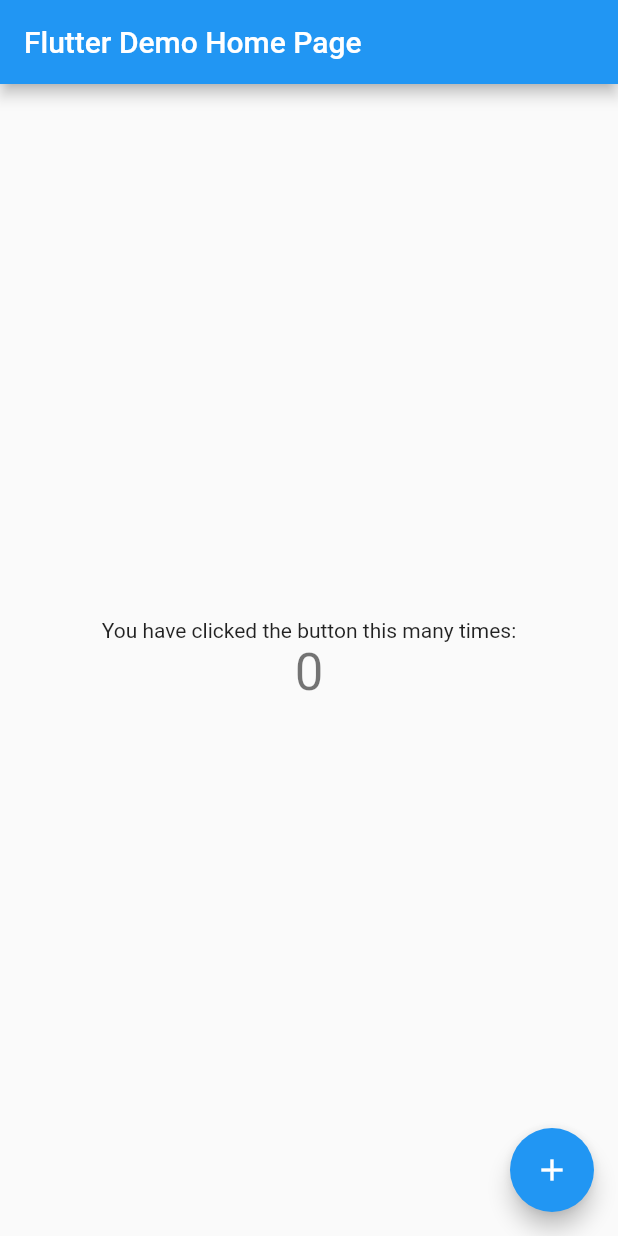
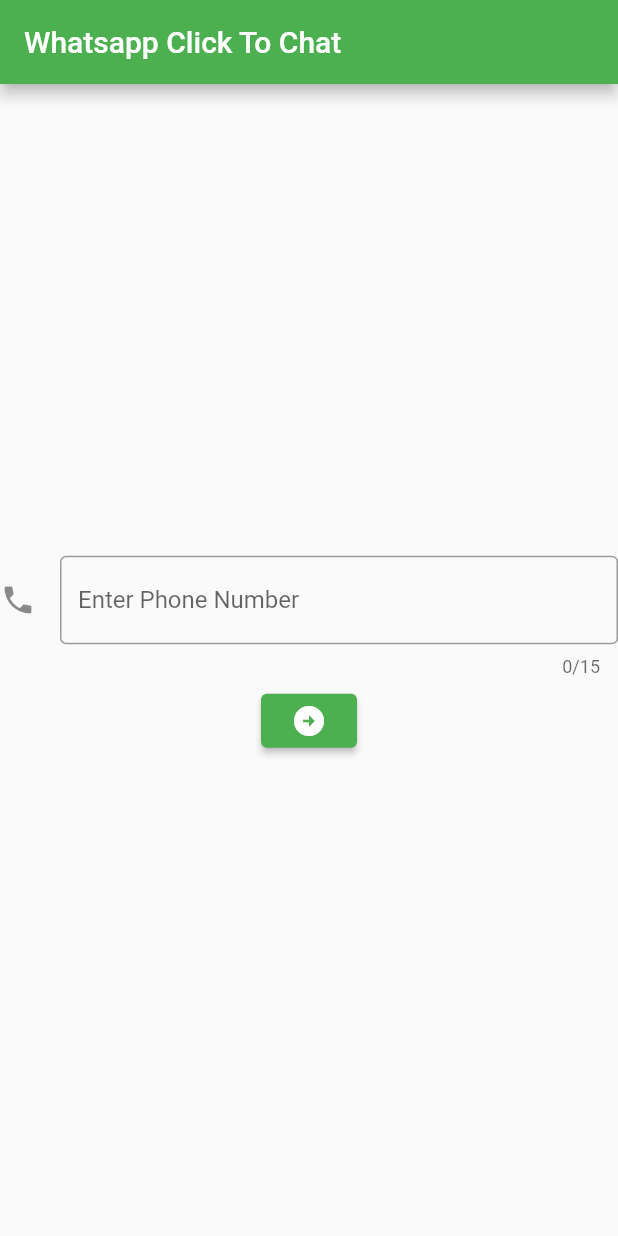
Before and after one commit to WaiChungK/flutter-click-to-chat, a Flutter app: the screen it shows after launch, on a phone screen of 412 x 824 dp. Run offline on Flutter 3.47's test engine with Material 2 defaults, Android fonts, the phone set to English and light mode, and no system bars.

Commit message:
launch whatsapp based on inputted phone number

```diff
--- /dev/null
+++ b/lib/globals.dart
@@ -0,0 +1,7 @@
+library whatsapp_chat_app.globals;
+
+const String appBarTitle = 'Whatsapp Click To Chat';
+const String hintText = 'Enter Phone Number';
+const String requiredError = 'Required field';
+const String minimumLengthError = 'Minimum length of 7';
+const String invalidCharacterError = 'Contains Invalid Characters';
--- a/lib/main.dart
+++ b/lib/main.dart
@@ -1,7 +1,15 @@
 import 'package:flutter/material.dart';
+import 'package:url_launcher/url_launcher.dart';
+import 'globals.dart' as globals;
 
 void main() {
   runApp(const MyApp());
+}
+
+Future<void> _launchUrl(url) async {
+  if (!await launchUrl(url)) {
+    throw 'Could not launch $url';
+  }
 }
 
 class MyApp extends StatelessWidget {
@@ -11,105 +19,118 @@ class MyApp extends StatelessWidget {
   @override
   Widget build(BuildContext context) {
     return MaterialApp(
-      title: 'Flutter Demo',
+      title: globals.appBarTitle,
       theme: ThemeData(
-        // This is the theme of your application.
-        //
-        // Try running your application with "flutter run". You'll see the
-        // application has a blue toolbar. Then, without quitting the app, try
-        // changing the primarySwatch below to Colors.green and then invoke
-        // "hot reload" (press "r" in the console where you ran "flutter run",
-        // or simply save your changes to "hot reload" in a Flutter IDE).
-        // Notice that the counter didn't reset back to zero; the application
-        // is not restarted.
-        primarySwatch: Colors.blue,
+        primarySwatch: Colors.green,
       ),
-      home: const MyHomePage(title: 'Flutter Demo Home Page'),
+      home: const RootPage(),
     );
   }
 }
 
-class MyHomePage extends StatefulWidget {
-  const MyHomePage({Key? key, required this.title}) : super(key: key);
-
-  // This widget is the home page of your application. It is stateful, meaning
-  // that it has a State object (defined below) that contains fields that affect
-  // how it looks.
-
-  // This class is the configuration for the state. It holds the values (in this
-  // case the title) provided by the parent (in this case the App widget) and
-  // used by the build method of the State. Fields in a Widget subclass are
-  // always marked "final".
-
-  final String title;
+class RootPage extends StatelessWidget {
+  const RootPage({Key? key}) : super(key: key);
 
   @override
-  State<MyHomePage> createState() => _MyHomePageState();
+  Widget build(BuildContext context) {
+    return Scaffold(
+      appBar: AppBar(
+        title: const Text(globals.appBarTitle),
+      ),
+      body: const PhoneInput(),
+    );
+  }
 }
 
-class _MyHomePageState extends State<MyHomePage> {
-  int _counter = 0;
+class PhoneInput extends StatefulWidget {
+  const PhoneInput({Key? key}) : super(key: key);
 
-  void _incrementCounter() {
-    setState(() {
-      // This call to setState tells the Flutter framework that something has
-      // changed in this State, which causes it to rerun the build method below
-      // so that the display can reflect the updated values. If we changed
-      // _counter without calling setState(), then the build method would not be
-      // called again, and so nothing would appear to happen.
-      _counter++;
-    });
+  @override
+  State<PhoneInput> createState() => _PhoneInputState();
+}
+
+class _PhoneInputState extends State<PhoneInput> {
+  final GlobalKey<FormState> _formKey = GlobalKey<FormState>();
+
+  // Create a text controller and use it to retrieve the current value
+  // of the TextField.
+  // Overkill but just for learning purpose
+  final myController = TextEditingController();
+
+  String? phoneInput;
+
+  @override
+  void initState() {
+    super.initState();
+
+    // Start listening to changes.
+    myController.addListener(_savePhoneInput);
+  }
+
+  @override
+  void dispose() {
+    // Clean up the controller when the widget is removed from the widget tree.
+    // This also removes the _savePhoneInput listener.
+    myController.dispose();
+    super.dispose();
+  }
+
+  void _savePhoneInput() {
+    phoneInput = myController.text;
   }
 
   @override
   Widget build(BuildContext context) {
-    // This method is rerun every time setState is called, for instance as done
-    // by the _incrementCounter method above.
-    //
-    // The Flutter framework has been optimized to make rerunning build methods
-    // fast, so that you can just rebuild anything that needs updating rather
-    // than having to individually change instances of widgets.
-    return Scaffold(
-      appBar: AppBar(
-        // Here we take the value from the MyHomePage object that was created by
-        // the App.build method, and use it to set our appbar title.
-        title: Text(widget.title),
-      ),
-      body: Center(
-        // Center is a layout widget. It takes a single child and positions it
-        // in the middle of the parent.
+    return Form(
+      key: _formKey,
       child: Column(
-          // Column is also a layout widget. It takes a list of children and
-          // arranges them vertically. By default, it sizes itself to fit its
-          // children horizontally, and tries to be as tall as its parent.
-          //
-          // Invoke "debug painting" (press "p" in the console, choose the
-          // "Toggle Debug Paint" action from the Flutter Inspector in Android
-          // Studio, or the "Toggle Debug Paint" command in Visual Studio Code)
-          // to see the wireframe for each widget.
-          //
-          // Column has various properties to control how it sizes itself and
-          // how it positions its children. Here we use mainAxisAlignment to
-          // center the children vertically; the main axis here is the vertical
-          // axis because Columns are vertical (the cross axis would be
-          // horizontal).
+        crossAxisAlignment: CrossAxisAlignment.center,
         mainAxisAlignment: MainAxisAlignment.center,
         children: <Widget>[
-            const Text(
-              'You have clicked the button this many times:',
+          TextFormField(
+            controller: myController,
+            maxLength: 15,
+            keyboardType: TextInputType.phone,
+            decoration: const InputDecoration(
+              border: OutlineInputBorder(),
+              icon: Icon(Icons.phone),
+              hintMaxLines: 15,
+              hintText: globals.hintText,
             ),
-            Text(
-              '$_counter',
-              style: Theme.of(context).textTheme.headline4,
+            validator: (String? input) {
+              if (input == null || input.isEmpty) {
+                return globals.requiredError;
+              }
+
+              // if contains too little digits
+              if (input.length <= 7) {
+                return globals.minimumLengthError;
+              }
+
+              // if contains characters other than digits
+              if (input.contains(RegExp(r'[^\d]'))) {
+                return globals.invalidCharacterError;
+              }
+
+              return null;
+            },
           ),
+          Padding(
+            padding: const EdgeInsets.symmetric(vertical: 5.0),
+            child: ElevatedButton(
+              onPressed: () {
+                if (_formKey.currentState!.validate()) {
+                  // https://wa.me/1XXXXXXXXXX
+                  Uri url = Uri.parse('https://wa.me/${phoneInput}');
+
+                  _launchUrl(url);
+                }
+              },
+              child: const Icon(Icons.arrow_circle_right_sharp),
+            ),
+          )
         ],
       ),
-      ),
-      floatingActionButton: FloatingActionButton(
-        onPressed: _incrementCounter,
-        tooltip: 'Increment',
-        child: const Icon(Icons.add),
-      ), // This trailing comma makes auto-formatting nicer for build methods.
     );
   }
 }
--- a/pubspec.yaml
+++ b/pubspec.yaml
@@ -34,6 +34,7 @@ dependencies:
   # The following adds the Cupertino Icons font to your application.
   # Use with the CupertinoIcons class for iOS style icons.
   cupertino_icons: ^1.0.2
+  url_launcher: ^6.1.5
 
 dev_dependencies:
   flutter_test:
```
Also changed, not shown: pubspec.lock, 6 other files. Lines whose indentation alone changed are shown as unchanged.
